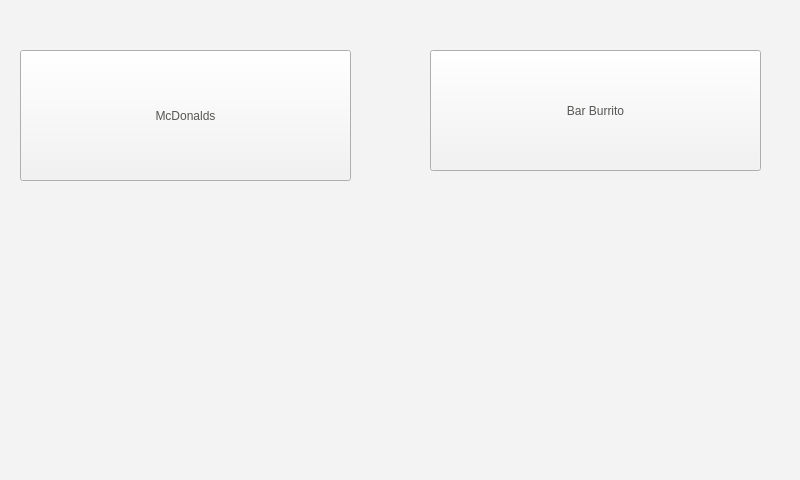
yussefsoudan/sdp-ian, file ui/the.ui: the form before one commit.
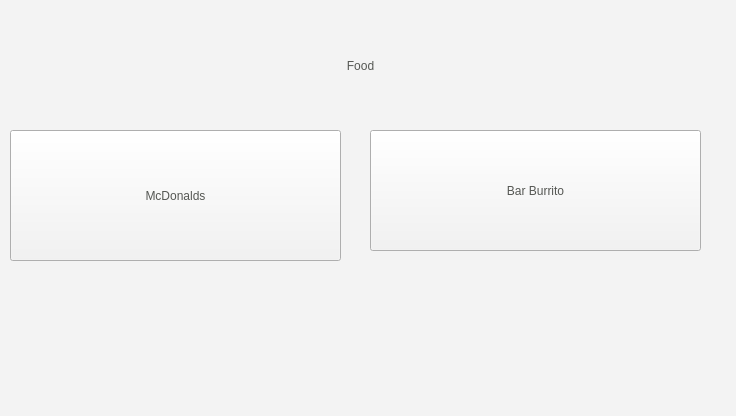
The form after the commit. The open tabs and pages were chosen to show the change. Icons and pictures are not drawn.

The edit to the form file:
```diff
--- a/ui/the.ui
+++ b/ui/the.ui
@@ -9,20 +9,20 @@
    <rect>
     <x>0</x>
     <y>0</y>
-    <width>800</width>
-    <height>480</height>
+    <width>736</width>
+    <height>416</height>
    </rect>
   </property>
   <property name="minimumSize">
    <size>
-    <width>800</width>
-    <height>480</height>
+    <width>736</width>
+    <height>416</height>
    </size>
   </property>
   <property name="maximumSize">
    <size>
-    <width>800</width>
-    <height>480</height>
+    <width>736</width>
+    <height>416</height>
    </size>
   </property>
   <property name="acceptDrops">
@@ -42,7 +42,9 @@
   </property>
   <property name="styleSheet">
    <string notr="true">background-color: rgb(255, 255, 255);
-background-color: rgb(243, 243, 243);</string>
+background-color: rgb(243, 243, 243);
+font: 30-pt &quot;montserrat&quot;;
+color: rgb(85, 87, 83);</string>
   </property>
   <property name="frameShape">
    <enum>QFrame::NoFrame</enum>
@@ -428,8 +430,8 @@
    <widget class="QPushButton" name="mcd_food">
     <property name="geometry">
      <rect>
-      <x>20</x>
-      <y>50</y>
+      <x>10</x>
+      <y>130</y>
       <width>331</width>
       <height>131</height>
      </rect>
@@ -445,8 +447,8 @@
    <widget class="QPushButton" name="bburr_food">
     <property name="geometry">
      <rect>
-      <x>430</x>
-      <y>50</y>
+      <x>370</x>
+      <y>130</y>
       <width>331</width>
       <height>121</height>
      </rect>
@@ -459,6 +461,29 @@
      <string>Bar Burrito</string>
     </property>
    </widget>
+   <widget class="QLabel" name="label_2">
+    <property name="geometry">
+     <rect>
+      <x>220</x>
+      <y>20</y>
+      <width>281</width>
+      <height>91</height>
+     </rect>
+    </property>
+    <property name="layoutDirection">
+     <enum>Qt::LeftToRight</enum>
+    </property>
+    <property name="styleSheet">
+     <string notr="true">font: 20 50pt &quot;montserrat&quot;;
+color: rgb(85, 87, 83);</string>
+    </property>
+    <property name="text">
+     <string>Food</string>
+    </property>
+    <property name="alignment">
+     <set>Qt::AlignCenter</set>
+    </property>
+   </widget>
   </widget>
   <widget class="QWidget" name="SHOPS">
    <widget class="QPushButton" name="whs_shop">
```
Left out of the diff: 115 changed lines with no effect on the pictures.
